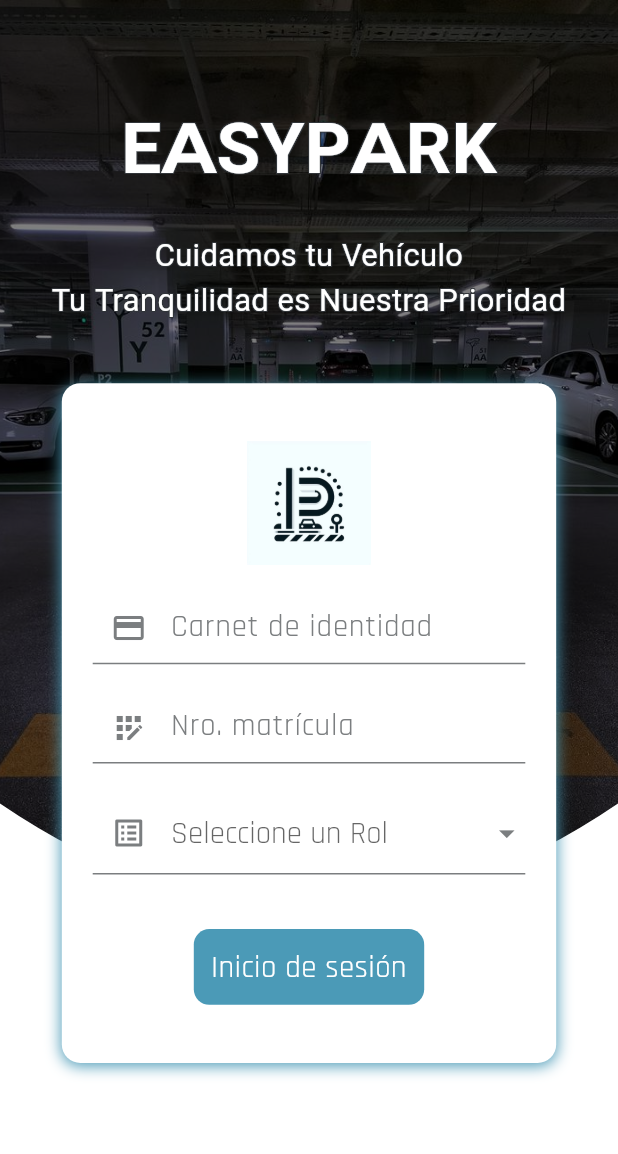
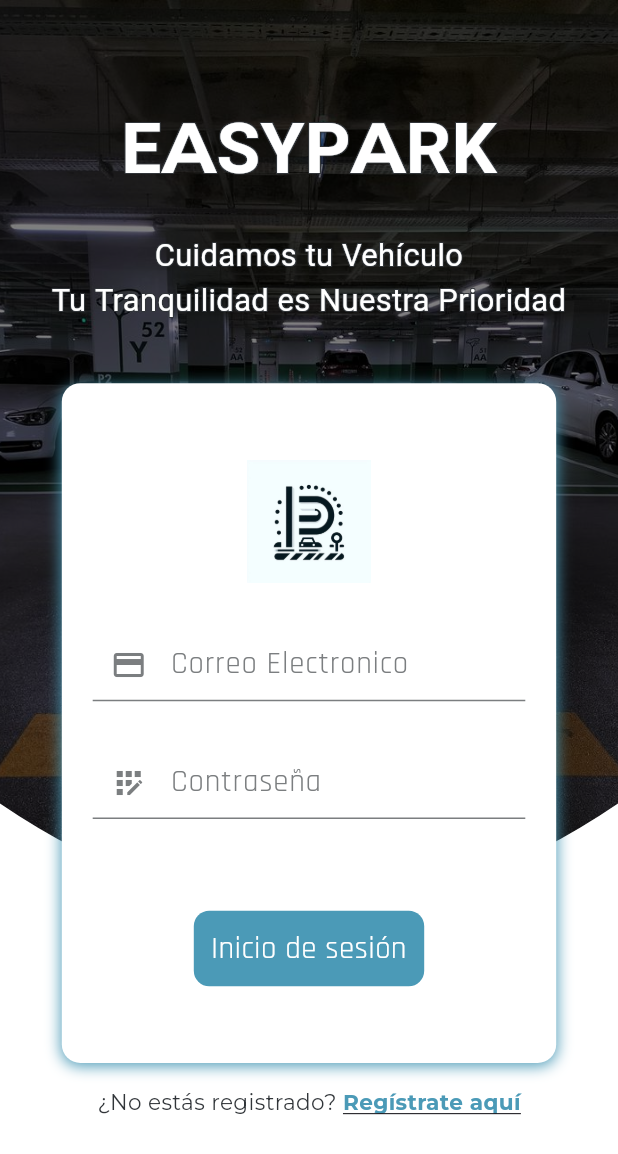
Before and after one commit to crayolito/sw1-02-2024-app-pfinal, a Flutter app: the screen it shows after launch, on a phone screen of 412 x 824 dp. Shown: the top 1154 px of the screen. Run offline on Flutter 3.47's test engine with Material 3 defaults, Android fonts, the light colour scheme and no system bars; our stand-ins replace bloc, dio, equatable, firebase_core, firebase_messaging, flutter_bloc and 8 more; missing offline and left inert: flutter_polyline_points; accounts and stored records are empty.

Commit message:
ultima update

```diff
--- a/lib/config/router/app.router.dart
+++ b/lib/config/router/app.router.dart
@@ -6,6 +6,7 @@ import 'package:sw1final_official/features/home/presentation/screens/lista-infor
 import 'package:sw1final_official/features/home/presentation/screens/lista-ofertas.screen.dart';
 import 'package:sw1final_official/features/home/presentation/screens/map.screen.dart';
 import 'package:sw1final_official/features/home/presentation/screens/preservicio-ingreso.screen.dart';
+import 'package:sw1final_official/features/home/presentation/screens/qr-base-salir.screen.dart';
 
 final appRouter = GoRouter(initialLocation: '/', routes: [
   GoRoute(path: '/', builder: (context, state) => const HomeScreen()),
@@ -25,4 +26,7 @@ final appRouter = GoRouter(initialLocation: '/', routes: [
   GoRoute(
       path: '/control-estacionamiento',
       builder: (context, state) => const EstacionamientoActivoScreen()),
+  GoRoute(
+      path: '/qr-salir',
+      builder: (context, state) => const QRBaseSalirScreen()),
 ]);
--- a/lib/features/home/presentation/screens/home.screen.dart
+++ b/lib/features/home/presentation/screens/home.screen.dart
@@ -1,9 +1,18 @@
 import 'package:flutter/material.dart';
+import 'package:google_fonts/google_fonts.dart';
 import 'package:sw1final_official/config/constant/const.dart';
 import 'package:sw1final_official/features/home/presentation/widgets/formulario-auth.widget.dart';
+import 'package:sw1final_official/features/home/presentation/widgets/formulario-registro.widget.dart'; // Asegúrate de crear este archivo
 
-class HomeScreen extends StatelessWidget {
+class HomeScreen extends StatefulWidget {
   const HomeScreen({super.key});
+
+  @override
+  State<HomeScreen> createState() => _HomeScreenState();
+}
+
+class _HomeScreenState extends State<HomeScreen> {
+  bool _mostrarLogin = true;
 
   @override
   Widget build(BuildContext context) {
@@ -51,10 +60,50 @@ class HomeScreen extends StatelessWidget {
                   ),
                 ),
                 Positioned(
-                    top: size.height * 0.31,
-                    left: size.width * 0.1,
-                    right: size.width * 0.1,
-                    child: const FormularioAuth())
+                  top: size.height * 0.31,
+                  left: size.width * 0.1,
+                  right: size.width * 0.1,
+                  child: Column(
+                    children: [
+                      _mostrarLogin
+                          ? const FormularioAuth()
+                          : const FormularioRegistro(),
+                      SizedBox(height: size.height * 0.02),
+                      GestureDetector(
+                        onTap: () {
+                          setState(() {
+                            _mostrarLogin = !_mostrarLogin;
+                          });
+                        },
+                        child: Row(
+                          mainAxisAlignment: MainAxisAlignment.center,
+                          children: [
+                            Text(
+                              _mostrarLogin
+                                  ? "¿No estás registrado? "
+                                  : "¿Ya tienes una cuenta? ",
+                              style: GoogleFonts.montserrat(
+                                color: kSecondaryColor,
+                                fontSize: size.width * 0.035,
+                              ),
+                            ),
+                            Text(
+                              _mostrarLogin
+                                  ? "Regístrate aquí"
+                                  : "Inicia sesión",
+                              style: GoogleFonts.montserrat(
+                                color: kCuartoColor,
+                                fontSize: size.width * 0.035,
+                                fontWeight: FontWeight.bold,
+                                decoration: TextDecoration.underline,
+                              ),
+                            ),
+                          ],
+                        ),
+                      ),
+                    ],
+                  ),
+                ),
               ],
             ),
           ),
@@ -82,35 +131,16 @@ class _CurvoContainer extends CustomPainter {
   void paint(Canvas canvas, Size size) {
     final lapiz = Paint();
 
-    // Configuración base
     lapiz.color = Colors.white;
     lapiz.style = PaintingStyle.fill;
     lapiz.strokeWidth = 20;
 
-    // // Shader modificado con más control sobre el degradado
-    // lapiz.shader = LinearGradient(
-    //   begin: Alignment.topCenter,
-    //   end: Alignment.bottomCenter,
-    //   stops: const [0.0, 0.5, 1.0], // Puntos de control del degradado
-    //   colors: [
-    //     Colors.black.withOpacity(0.7), // Negro más suave arriba
-    //     Colors.grey.withOpacity(0.3), // Gris en el medio
-    //     Colors.white, // Blanco abajo
-    //   ],
-    // ).createShader(Rect.fromLTWH(0, 0, size.width, size.height));
-
     final path = Path();
 
-    // Curva ajustada más profunda y simétrica
     path.moveTo(0, size.height);
     path.lineTo(0, size.height * 0.65);
     path.quadraticBezierTo(
-        size.width * 0.5, // Punto de control X en el centro
-        size.height *
-            0.82, // Punto de control Y más abajo para mayor profundidad
-        size.width, // Punto final X
-        size.height * 0.65 // Punto final Y
-        );
+        size.width * 0.5, size.height * 0.82, size.width, size.height * 0.65);
     path.lineTo(size.width, size.height);
 
     canvas.drawPath(path, lapiz);
--- a/lib/features/home/presentation/widgets/formulario-auth.widget.dart
+++ b/lib/features/home/presentation/widgets/formulario-auth.widget.dart
@@ -17,8 +17,8 @@ class FormularioAuth extends StatefulWidget {
 
 class _FormularioAuthState extends State<FormularioAuth> {
   String _rol = "";
-  String _carnet = "";
-  String _matricula = "";
+  String _email = "";
+  String _contrasena = "";
   String _token = "";
 
   @override
@@ -80,31 +80,31 @@ class _FormularioAuthState extends State<FormularioAuth> {
           TextFormFieldCustom(
             onChanged: (value) {
               setState(() {
-                _carnet = value;
+                _email = value;
               });
             },
-            textPlaceholder: 'Carnet de identidad',
+            textPlaceholder: 'Correo Electronico',
             icon: Icons.credit_card,
           ),
           TextFormFieldCustom(
             onChanged: (value) {
               setState(() {
-                _matricula = value;
+                _contrasena = value;
               });
             },
-            textPlaceholder: 'Nro. matrícula',
+            textPlaceholder: 'Contraseña',
             icon: Icons.app_registration,
           ),
-          SelectorOptions(
-            icon: Icons.list_alt,
-            onChanged: (value) {
-              setState(() {
-                _rol = value!;
-              });
-            },
-            options: roles,
-            textPlaceholder: "Seleccione un Rol",
-          ),
+          // SelectorOptions(
+          //   icon: Icons.list_alt,
+          //   onChanged: (value) {
+          //     setState(() {
+          //       _rol = value!;
+          //     });
+          //   },
+          //   options: roles,
+          //   textPlaceholder: "Seleccione un Rol",
+          // ),
           SizedBox(
             width: size.width * 0.06,
           ),
```
Also changed, not shown: lib/features/home/presentation/screens/estacionamiento-contro.screen.dart (+7 -3 lines), lib/features/home/presentation/screens/qr-base-salir.screen.dart (added, +125 -0 lines), lib/features/home/presentation/widgets/formulario-registro.widget.dart (added, +166 -0 lines), assets/images.jpg (added), 1 other file.
